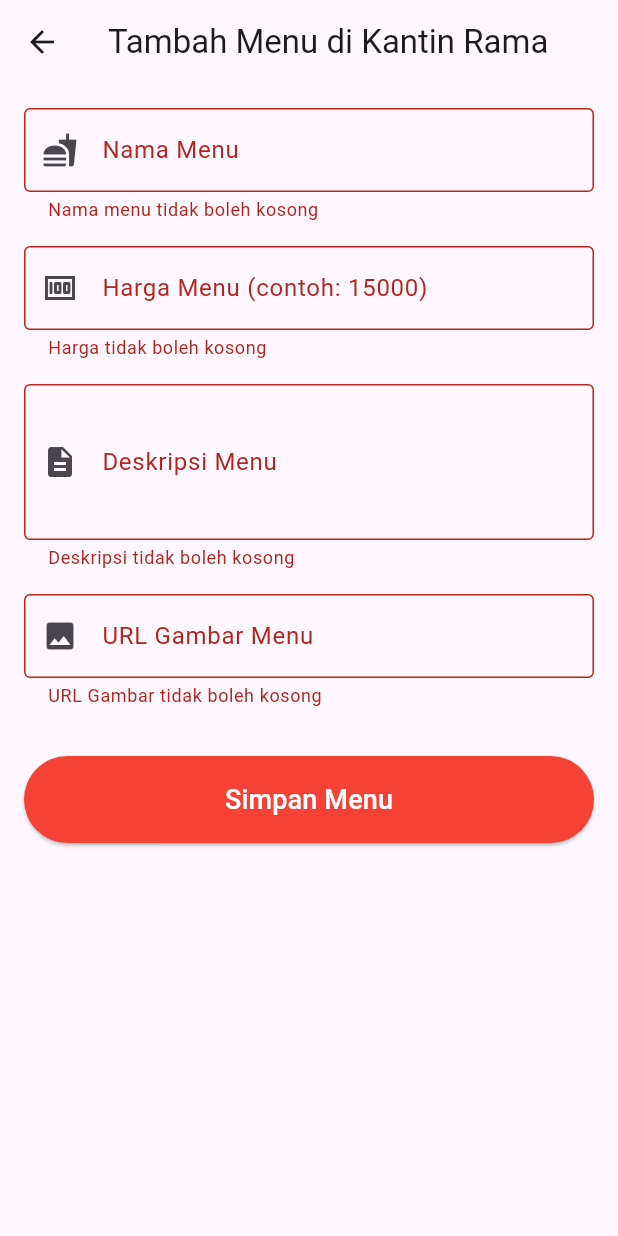
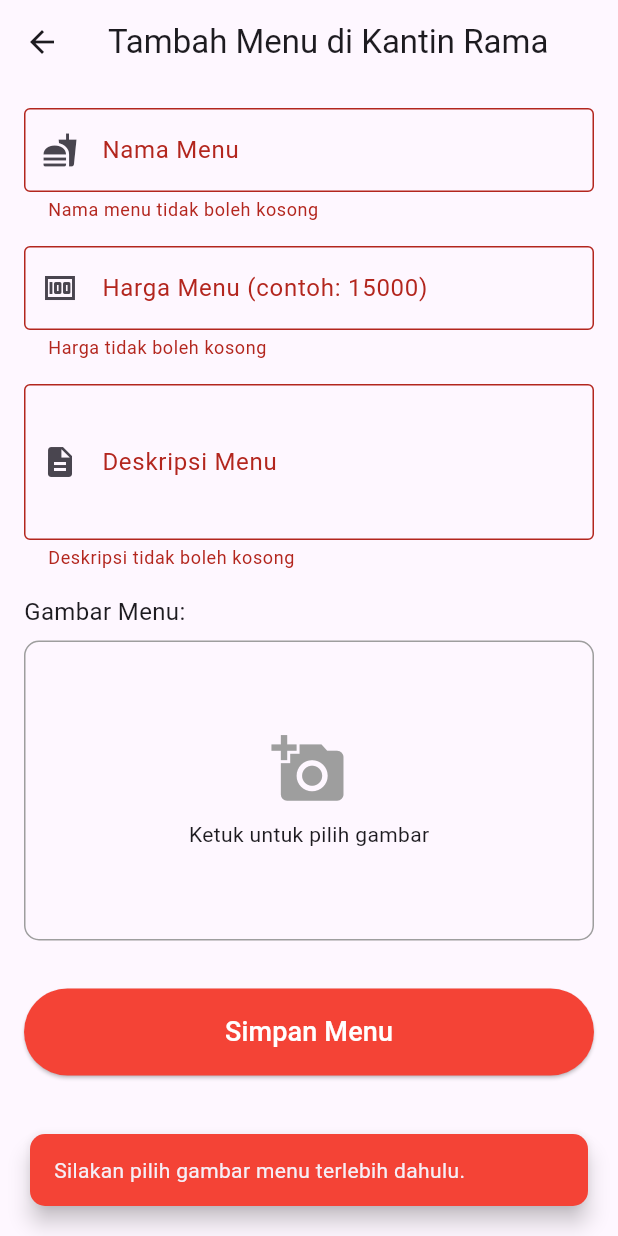
Before and after one commit to xebec51/KanHas, a Flutter app: the AddMenuPage screen opened directly with sample values from the repository, after a tap on "Simpan Menu", on a phone screen of 412 x 824 dp. Run offline on Flutter 3.47's test engine with Material 3 defaults, Android fonts, the light colour scheme and no system bars; our stand-ins replace image_picker.

Commit message:
feat(admin): Implement local image upload for AddMenuPage
Replaces the URL text input in add_menu_page.dart` with the local image picker functionality, using `image_helper.dart`. This makes the 'Add Menu' feature consistent with 'Add Canteen'.

```diff
--- a/lib/screens/add_menu_page.dart
+++ b/lib/screens/add_menu_page.dart
@@ -1,4 +1,8 @@
+// lib/screens/add_menu_page.dart
+
+import 'dart:io'; // <-- TAMBAHKAN INI
 import 'package:flutter/material.dart';
+import 'package:kanhas/helpers/image_helper.dart'; // <-- TAMBAHKAN INI
 import 'package:kanhas/models/canteen_data.dart';
 import 'package:kanhas/models/canteen_model.dart';
 import 'package:provider/provider.dart';
@@ -15,7 +19,11 @@ class _AddMenuPageState extends State<AddMenuPage> {
   final _nameController = TextEditingController();
   final _priceController = TextEditingController();
   final _descController = TextEditingController();
-  final _imageUrlController = TextEditingController();
+  // final _imageUrlController = TextEditingController(); // <-- HAPUS INI
+
+  // --- TAMBAHKAN STATE UNTUK PATH GAMBAR ---
+  String? _pickedImagePath;
+  // ----------------------------------------
 
   final _formKey = GlobalKey<FormState>();
 
@@ -24,27 +32,61 @@ class _AddMenuPageState extends State<AddMenuPage> {
     _nameController.dispose();
     _priceController.dispose();
     _descController.dispose();
-    _imageUrlController.dispose();
+    // _imageUrlController.dispose(); // <-- HAPUS INI
     super.dispose();
   }
 
+  // --- TAMBAHKAN FUNGSI PICK IMAGE ---
+  Future<void> _pickImage() async {
+    final String? imagePath = await ImageHelper.pickAndSaveImage();
+    if (imagePath != null) {
+      setState(() {
+        _pickedImagePath = imagePath;
+      });
+    }
+  }
+  // ----------------------------------
+
   void _saveMenu() {
-    if (_formKey.currentState!.validate()) {
+    // --- PERBARUI LOGIKA VALIDASI DAN SAVE ---
+    if (_formKey.currentState!.validate() && _pickedImagePath != null) {
       final newMenu = Menu(
         name: _nameController.text,
-        price: int.parse(_priceController.text), // Ubah input teks ke angka.
+        price: int.parse(_priceController.text),
         description: _descController.text,
-        imageUrl: _imageUrlController.text,
+        imageUrl: _pickedImagePath!, // <-- GANTI DENGAN PATH LOKAL
       );
 
       context.read<CanteenModel>().addMenuToCanteen(widget.canteen, newMenu);
 
       ScaffoldMessenger.of(context).showSnackBar(
-        SnackBar(content: Text('${newMenu.name} berhasil ditambahkan!')),
+        SnackBar(
+          content: Text('${newMenu.name} berhasil ditambahkan!'),
+          // Tambahkan behavior floating agar konsisten
+          behavior: SnackBarBehavior.floating,
+          margin: const EdgeInsets.all(20),
+          shape: RoundedRectangleBorder(
+            borderRadius: BorderRadius.circular(10),
+          ),
+        ),
       );
 
       Navigator.pop(context);
+    } else if (_pickedImagePath == null) {
+      // Tampilkan error jika gambar kosong
+      ScaffoldMessenger.of(context).showSnackBar(
+        SnackBar(
+          content: const Text('Silakan pilih gambar menu terlebih dahulu.'),
+          backgroundColor: Colors.red,
+          behavior: SnackBarBehavior.floating,
+          margin: const EdgeInsets.all(20),
+          shape: RoundedRectangleBorder(
+            borderRadius: BorderRadius.circular(10),
+          ),
+        ),
+      );
     }
+    // --- AKHIR PERBARUAN ---
   }
 
   @override
@@ -74,7 +116,6 @@ class _AddMenuPageState extends State<AddMenuPage> {
                 },
               ),
               const SizedBox(height: 16),
-
               TextFormField(
                 controller: _priceController,
                 decoration: const InputDecoration(
@@ -94,7 +135,6 @@ class _AddMenuPageState extends State<AddMenuPage> {
                 },
               ),
               const SizedBox(height: 16),
-
               TextFormField(
                 controller: _descController,
                 decoration: const InputDecoration(
@@ -112,23 +152,45 @@ class _AddMenuPageState extends State<AddMenuPage> {
               ),
               const SizedBox(height: 16),
 
-              TextFormField(
-                controller: _imageUrlController,
-                decoration: const InputDecoration(
-                  labelText: 'URL Gambar Menu',
-                  border: OutlineInputBorder(),
-                  prefixIcon: Icon(Icons.image),
+              // --- HAPUS TEXTFORMFIELD URL GAMBAR ---
+              // TextFormField( ... ),
+
+              // --- TAMBAHKAN UI IMAGE PICKER ---
+              const Text('Gambar Menu:', style: TextStyle(fontSize: 16)),
+              const SizedBox(height: 8),
+              InkWell(
+                onTap: _pickImage, // Panggil fungsi pilih gambar
+                child: Container(
+                  height: 200,
+                  width: double.infinity,
+                  decoration: BoxDecoration(
+                    border: Border.all(color: Colors.grey),
+                    borderRadius: BorderRadius.circular(10),
+                  ),
+                  child: _pickedImagePath == null
+                  // Tampilan jika gambar BELUM dipilih
+                      ? const Column(
+                    mainAxisAlignment: MainAxisAlignment.center,
+                    children: [
+                      Icon(Icons.add_a_photo,
+                          color: Colors.grey, size: 50),
+                      SizedBox(height: 8),
+                      Text('Ketuk untuk pilih gambar'),
+                    ],
+                  )
+                  // Tampilan jika gambar SUDAH dipilih
+                      : ClipRRect(
+                    borderRadius: BorderRadius.circular(10),
+                    child: Image.file(
+                      File(_pickedImagePath!),
+                      fit: BoxFit.cover,
+                    ),
+                  ),
                 ),
-                keyboardType: TextInputType.url,
-                validator: (value) {
-                  if (value == null || value.isEmpty) {
-                    return 'URL Gambar tidak boleh kosong';
-                  }
-                  return null;
-                },
               ),
+              // ------------------------------------
+
               const SizedBox(height: 32),
-
               ElevatedButton(
                 onPressed: _saveMenu,
                 style: ElevatedButton.styleFrom(
@@ -136,7 +198,8 @@ class _AddMenuPageState extends State<AddMenuPage> {
                   foregroundColor: Colors.white,
                   padding: const EdgeInsets.symmetric(vertical: 16),
                 ),
-                child: const Text('Simpan Menu', style: TextStyle(fontSize: 18)),
+                child:
+                const Text('Simpan Menu', style: TextStyle(fontSize: 18)),
               ),
             ],
           ),
--- a/lib/screens/edit_profile_page.dart
+++ b/lib/screens/edit_profile_page.dart
@@ -69,8 +69,8 @@ class _EditProfilePageState extends State<EditProfilePage> {
     if (userIndex == -1) {
       // Seharusnya tidak akan terjadi, tapi untuk keamanan.
       ScaffoldMessenger.of(context).showSnackBar(
-        const SnackBar(
-          content: Text('Gagal menemukan user. Silakan login ulang.'),
+        SnackBar(
+          content: const Text('Gagal menemukan user. Silakan login ulang.'),
           backgroundColor: Colors.red,
           behavior: SnackBarBehavior.floating,
           margin: const EdgeInsets.all(20),
@@ -89,7 +89,7 @@ class _EditProfilePageState extends State<EditProfilePage> {
       role: widget.user.role,
     );
 
-   ist[userIndex] = updatedUseconst r;
+    userList[userIndex] = updatedUser;
 
     ScaffoldMessenger.of(context).showSnackBar(
       SnackBar(
@@ -99,6 +99,7 @@ class _EditProfilePageState extends State<EditProfilePage> {
         margin: const EdgeInsets.all(20),
         shape: RoundedRectangleBorder(
           borderRadius: BorderRadius.circular(10),
+        )
       ),
     );
 
--- a/lib/screens/register_page.dart
+++ b/lib/screens/register_page.dart
@@ -19,10 +19,10 @@ class _RegisterPageState extends State<RegisterPage> {
     bool userExists = userList.any((user) => user.username == username);
 
     if (userExists) {
-      ScaffoldMessenger.of(context).sckBar(
-        const SnackBar(
-          backgroundColor: Colors.rconst ed,
-          content: Text('Username sudah terdaftar!'),
+      ScaffoldMessenger.of(context).showSnackBar( // <-- Perbaikan 1: 'showSnackBar'
+        SnackBar(
+          backgroundColor: Colors.red, // <-- Perbaikan 2: 'Colors.red'
+          content: const Text('Username sudah terdaftar!'),
           behavior: SnackBarBehavior.floating,
           margin: const EdgeInsets.all(20),
           shape: RoundedRectangleBorder(
```
